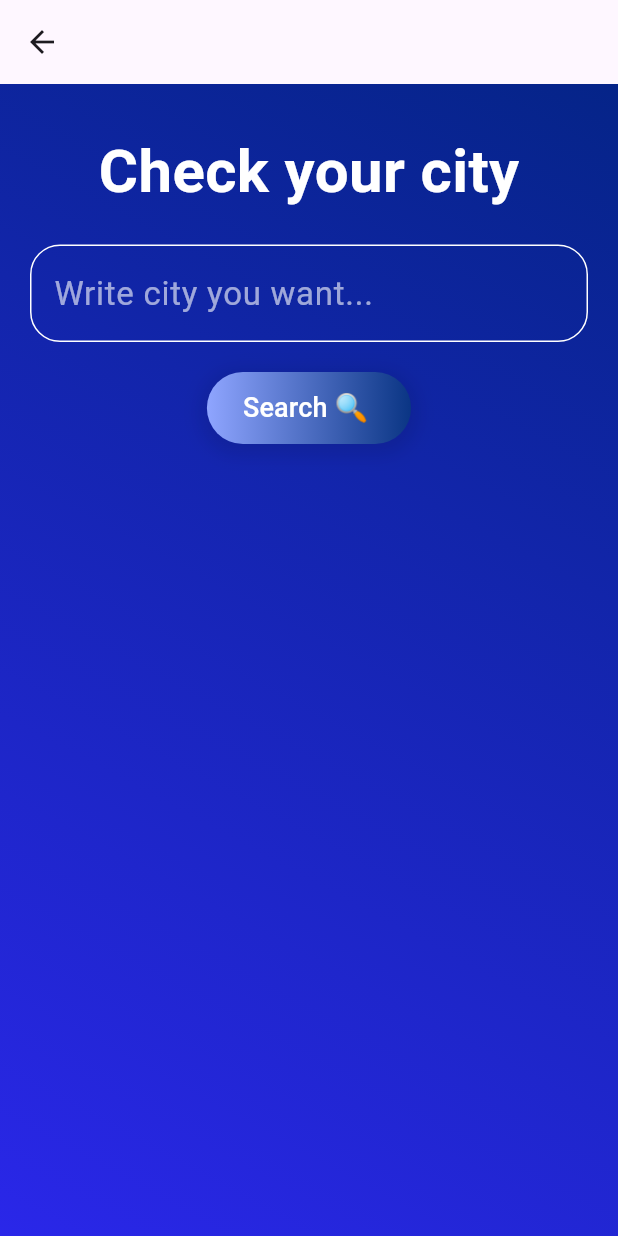
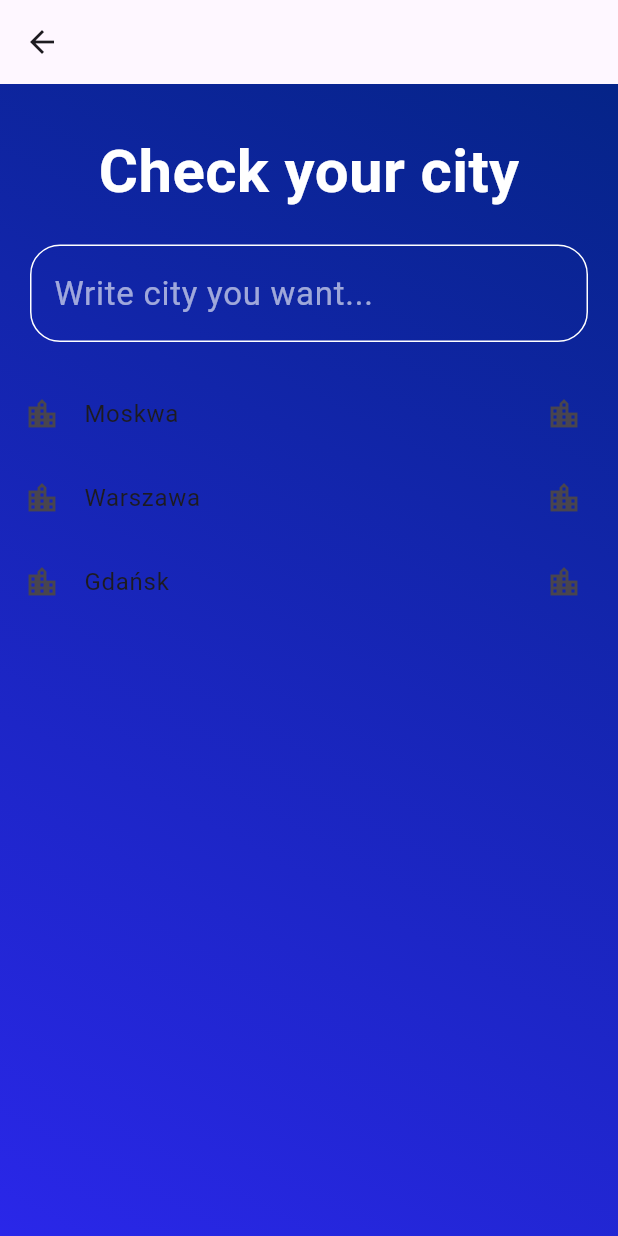
Before and after one commit to maciejsulikowski/weather_app, a Flutter app: the SearchCity screen opened directly, on a phone screen of 412 x 824 dp. Run offline on Flutter 3.47's test engine with Material 2 defaults, Android fonts, the phone set to English and light mode, and no system bars; our stand-ins replace google_fonts, lottie.

Commit message:
Add ListView.builder

```diff
--- a/lib/features/search_page/search_page_widget.dart
+++ b/lib/features/search_page/search_page_widget.dart
@@ -9,6 +9,12 @@ class SearchCity extends StatelessWidget {
 
   @override
   Widget build(BuildContext context) {
+    final List list = <String>[
+      'Moskwa',
+      'Warszawa',
+      'Gdańsk',
+    ];
+
     return Scaffold(
         appBar: AppBar(),
         body: SafeArea(
@@ -60,43 +66,54 @@ class SearchCity extends StatelessWidget {
                                 color: Colors.white60, fontSize: 22))),
                   ),
                   const SizedBox(height: 20),
-                  Container(
-                    margin: const EdgeInsets.symmetric(horizontal: 20),
-                    decoration: BoxDecoration(
-                        gradient: const LinearGradient(
-                          colors: [
-                            Color.fromRGBO(143, 165, 255, 1),
-                            Color.fromRGBO(10, 53, 132, 1),
-                          ],
-                          begin: Alignment.centerLeft,
-                          end: Alignment.centerRight,
-                        ),
-                        borderRadius: const BorderRadius.all(
-                          Radius.circular(25.0),
-                        ),
-                        boxShadow: [
-                          BoxShadow(
-                            color: Colors.black.withOpacity(0.1),
-                            spreadRadius: 4,
-                            blurRadius: 10,
-                            offset: const Offset(0, 3),
-                          )
-                        ]),
-                    child: ElevatedButton(
-                      onPressed: () {
-                        Navigator.of(context).push(MaterialPageRoute(
-                            builder: ((context) => const WeatherWidget())));
-                      },
-                      style: ElevatedButton.styleFrom(
-                          backgroundColor: Colors.transparent,
-                          shadowColor: Colors.transparent),
-                      child: Text('Search 🔍 ',
-                          style: GoogleFonts.aBeeZee(
-                            fontSize: 18,
-                            color: Colors.white,
-                          )),
-                    ),
-                  ),
+                  Expanded(
+                    child: ListView.builder(
+                        itemCount: list.length,
+                        itemBuilder: (context, index) {
+                          return ListTile(
+                            title: Text(list[index]),
+                            leading: const Icon(Icons.location_city),
+                            trailing: const Icon(Icons.location_city),
+                          );
+                        }),
+                  )
+                  // Container(
+                  //   margin: const EdgeInsets.symmetric(horizontal: 20),
+                  //   decoration: BoxDecoration(
+                  //       gradient: const LinearGradient(
+                  //         colors: [
+                  //           Color.fromRGBO(143, 165, 255, 1),
+                  //           Color.fromRGBO(10, 53, 132, 1),
+                  //         ],
+                  //         begin: Alignment.centerLeft,
+                  //         end: Alignment.centerRight,
+                  //       ),
+                  //       borderRadius: const BorderRadius.all(
+                  //         Radius.circular(25.0),
+                  //       ),
+                  //       boxShadow: [
+                  //         BoxShadow(
+                  //           color: Colors.black.withOpacity(0.1),
+                  //           spreadRadius: 4,
+                  //           blurRadius: 10,
+                  //           offset: const Offset(0, 3),
+                  //         )
+                  //       ]),
+
+                  // child: ElevatedButton(
+                  //   onPressed: () {
+                  //     Navigator.of(context).push(MaterialPageRoute(
+                  //         builder: ((context) => const WeatherWidget())));
+                  //   },
+                  //   style: ElevatedButton.styleFrom(
+                  //       backgroundColor: Colors.transparent,
+                  //       shadowColor: Colors.transparent),
+                  //   child: Text('Search 🔍 ',
+                  //       style: GoogleFonts.aBeeZee(
+                  //         fontSize: 18,
+                  //         color: Colors.white,
+                  //       )),
+                  // ),
                 ],
               ),
             ),
```
